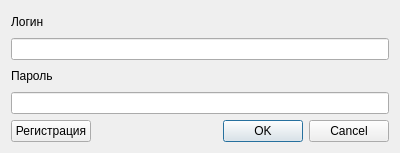
Old version of the form Machine/authorization.ui in the repository Pinkyuu/Machine-building-plant.
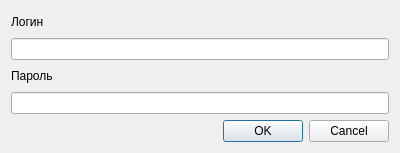
New version of the form.

Diff of the .ui file:
```diff
--- a/Machine/authorization.ui
+++ b/Machine/authorization.ui
@@ -34,13 +34,6 @@
    <item row="3" column="0" colspan="2">
     <widget class="QLineEdit" name="passedit"/>
    </item>
-   <item row="4" column="0">
-    <widget class="QPushButton" name="pushButton">
-     <property name="text">
-      <string>Регистрация</string>
-     </property>
-    </widget>
-   </item>
    <item row="4" column="1">
     <widget class="QDialogButtonBox" name="buttonBox">
      <property name="mouseTracking">
```
